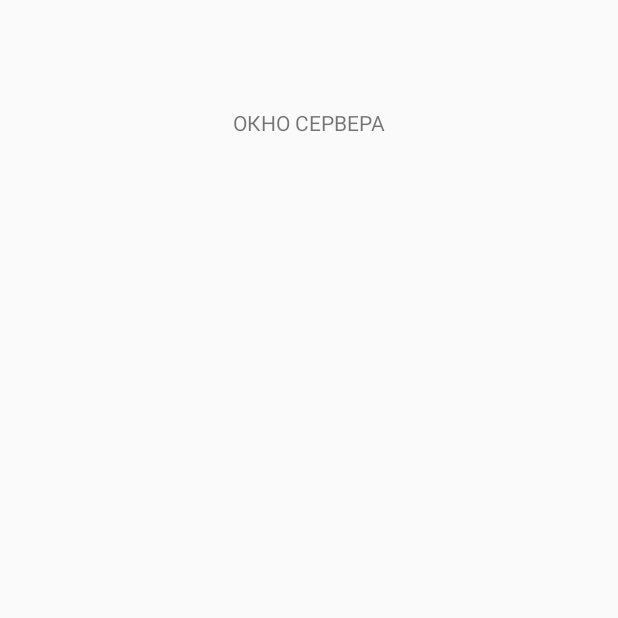
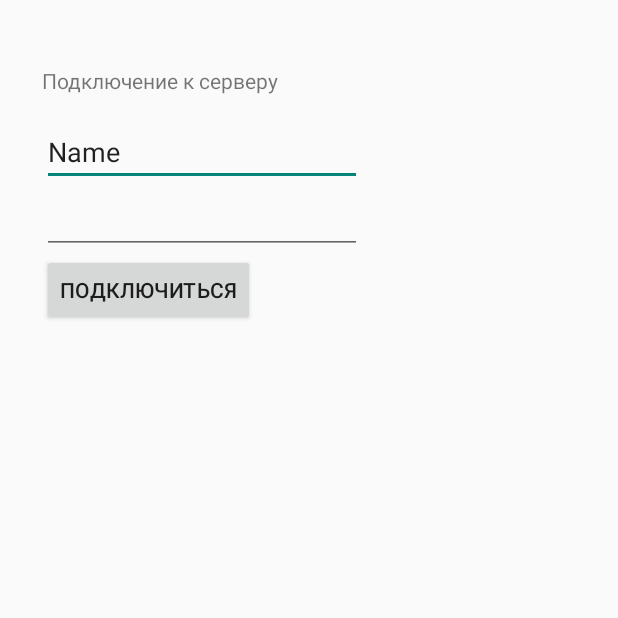
Before and after one commit to Kirilyukvasily/MDDCS, an Android app: the Server screen opened directly, with no data from a screen before it, on a phone screen of 412 x 824 dp, the top half of it. Before the commit the part shown is almost empty. Run offline under Robolectric (Android 15) with nearby library versions, the phone set to English and light mode, and no system bars.

Commit message:
добавлен класс

```diff
--- a/app/src/main/AndroidManifest.xml
+++ b/app/src/main/AndroidManifest.xml
@@ -34,7 +34,11 @@
             android:name=".BDActivity"
             android:label="@string/title_activity_bd"
             android:theme="@style/AppTheme" />
-        <activity android:name=".Server"></activity>
+        <activity android:name=".Server" />
+        <activity
+            android:name=".WorkServer"
+            android:label="@string/title_activity_work_server"
+            android:theme="@style/AppTheme"></activity>
     </application>
 
 </manifest>
--- a/app/src/main/java/ru/dip/ddcs/MainActivity.java
+++ b/app/src/main/java/ru/dip/ddcs/MainActivity.java
@@ -45,6 +45,10 @@ public class MainActivity extends AppCompatActivity {
         Intent intObj = new Intent(this, Server.class);
         startActivity(intObj);
     }
+    public void newScreen5 (View v) {
+        Intent intObj = new Intent(this, WorkServer.class);
+        startActivity(intObj);
+    }
 
 
     @Override
--- a/app/src/main/res/layout/activity_server.xml
+++ b/app/src/main/res/layout/activity_server.xml
@@ -11,11 +11,47 @@
     tools:context="ru.dip.ddcs.Server">
 
     <TextView
-        android:text="ОКНО СЕРВЕРА"
+        android:text="Подключение к серверу"
         android:layout_width="wrap_content"
         android:layout_height="wrap_content"
+        android:layout_marginTop="28dp"
+        android:id="@+id/textView18"
         android:layout_alignParentTop="true"
-        android:layout_centerHorizontal="true"
-        android:layout_marginTop="56dp"
-        android:id="@+id/textView18" />
+        android:layout_alignParentLeft="true"
+        android:layout_alignParentStart="true"
+        android:layout_marginLeft="12dp"
+        android:layout_marginStart="12dp" />
+
+    <EditText
+        android:layout_width="wrap_content"
+        android:layout_height="wrap_content"
+        android:inputType="textPersonName"
+        android:text="Name"
+        android:ems="10"
+        android:layout_below="@+id/textView18"
+        android:layout_alignLeft="@+id/textView18"
+        android:layout_alignStart="@+id/textView18"
+        android:layout_marginTop="15dp"
+        android:id="@+id/editText5" />
+
+    <EditText
+        android:layout_width="wrap_content"
+        android:layout_height="wrap_content"
+        android:inputType="textPassword"
+        android:ems="10"
+        android:id="@+id/editText21"
+        android:layout_below="@+id/editText5"
+        android:layout_alignLeft="@+id/editText5"
+        android:layout_alignStart="@+id/editText5" />
+
+    <Button
+        android:text="Подключиться"
+        android:layout_width="wrap_content"
+        android:layout_height="wrap_content"
+        android:id="@+id/button5"
+        android:onClick="newSreen5"
+        android:layout_below="@+id/editText21"
+        android:layout_alignLeft="@+id/editText21"
+        android:layout_alignStart="@+id/editText21" />
+
 </RelativeLayout>
--- a/app/src/main/res/values/strings.xml
+++ b/app/src/main/res/values/strings.xml
@@ -24,6 +24,7 @@
     <string name="tab8">Заголовок</string>
     <string name="title_activity_bd">Ранее использованные параметры</string>
     <string name="Результат">Результат</string>
+    <string name="title_activity_work_server">WorkServer</string>
 
 
 </resources>
```
Also changed, not shown: app/src/main/java/ru/dip/ddcs/WorkServer.java (added, +29 -0 lines), app/src/main/res/layout/activity_work_server.xml (added, +27 -0 lines), app/src/main/res/layout/content_main.xml (+10 -10 lines), app/src/main/res/layout/content_work_server.xml (added, +34 -0 lines).
